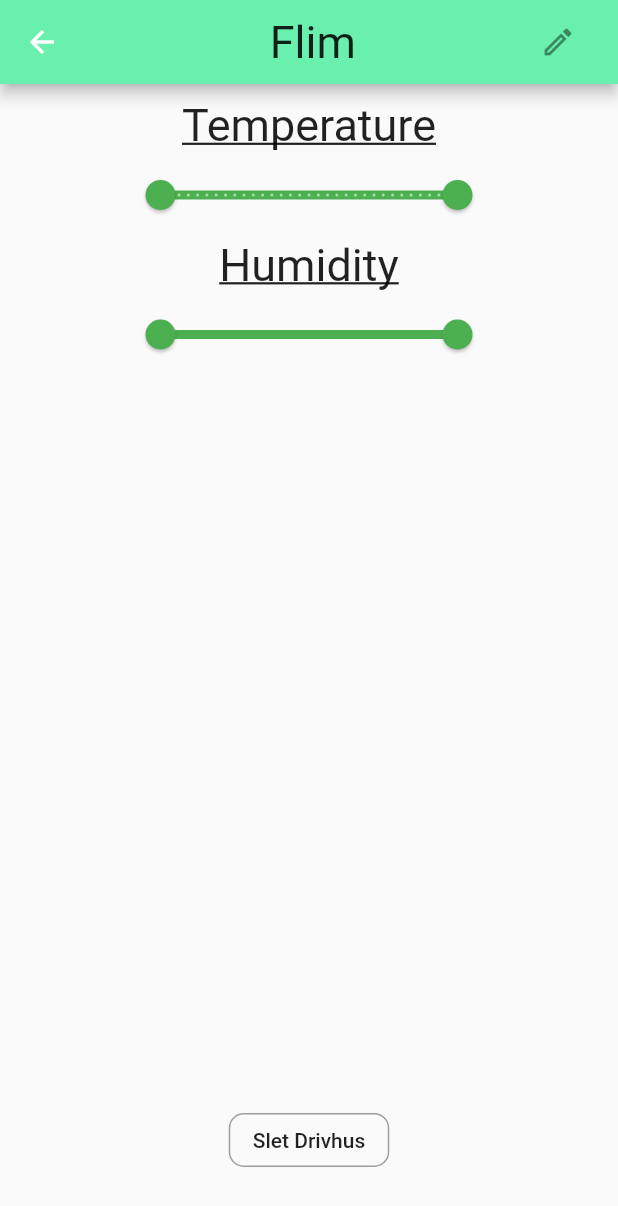
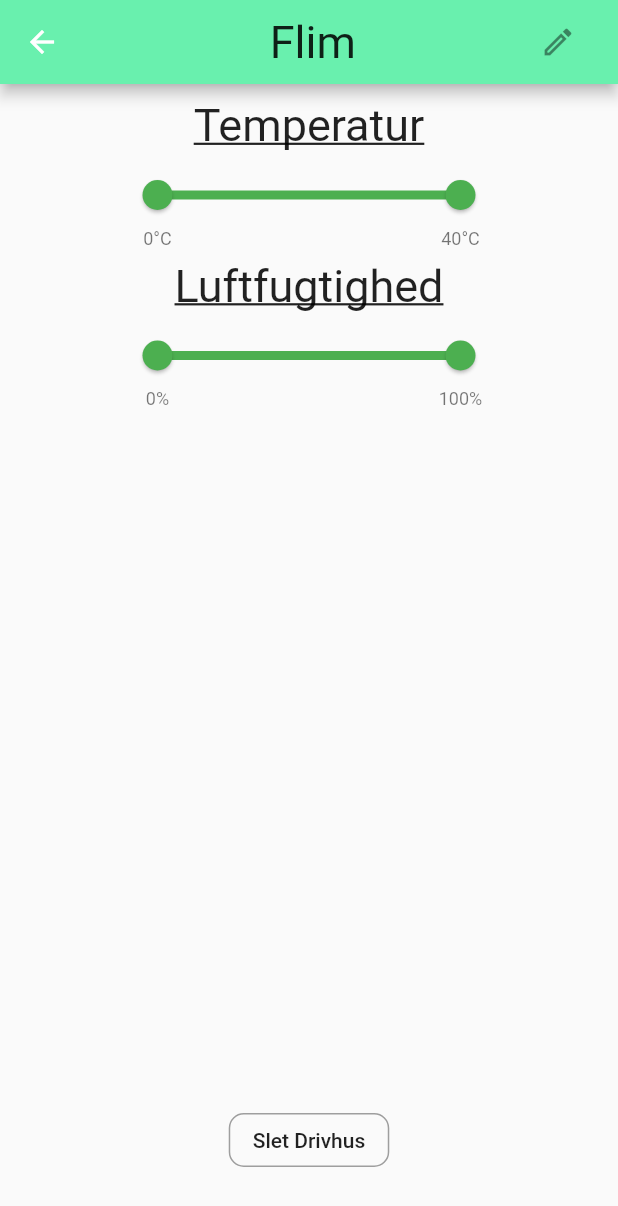
Before and after one commit to H5-BioVeg/BioVeg_App, a Flutter app: the GreenHouseScreen screen opened directly, after a tap on the "settings" icon, on a phone screen of 412 x 824 dp. Shown: the top 1206 px of the screen. Run offline on Flutter 3.47's test engine with Material 2 defaults, Android fonts, the phone set to English and light mode, and no system bars; our stand-ins replace syncfusion_flutter_sliders.

Commit message:
UI V1.0 Finished!

```diff
--- a/lib/screens/GreenHouseSettingsScreen.dart
+++ b/lib/screens/GreenHouseSettingsScreen.dart
@@ -1,5 +1,6 @@
 import 'package:bio_veg/dialogs/DeletePopUpDialog.dart';
 import 'package:flutter/material.dart';
+import 'package:syncfusion_flutter_sliders/sliders.dart';
 
 class GreenHouseSettingsScreen extends StatefulWidget {
   const GreenHouseSettingsScreen({super.key});
@@ -12,8 +13,8 @@ class GreenHouseSettingsScreen extends StatefulWidget {
 //Change this when View models have been sat up
 TextEditingController _settingsController =
     TextEditingController.fromValue(const TextEditingValue(text: 'Flim'));
-RangeValues _currentTempRange = const RangeValues(0, 40);
-RangeValues _currenthumidityRange = const RangeValues(0, 100);
+SfRangeValues _currentTempRange = const SfRangeValues(0, 40);
+SfRangeValues _currenthumidityRange = const SfRangeValues(0, 100);
 
 class _GreenHouseSettingsScreenState extends State<GreenHouseSettingsScreen> {
   @override
@@ -43,23 +44,35 @@ class _GreenHouseSettingsScreenState extends State<GreenHouseSettingsScreen> {
                         fontSize: 30,
                         decoration: TextDecoration.underline,
                       ),
-                      'Temperature'),
+                      'Temperatur'),
                   const SizedBox(height: 5),
                   SizedBox(
                     width: 250,
-                    child: RangeSlider(
+                    child: SfRangeSlider(
                       values: _currentTempRange,
+                      min: 0,
                       max: 40,
-                      divisions: 32,
-                      labels: RangeLabels(
-                        '${_currentTempRange.start.round()}C',
-                        '${_currentTempRange.end.round()}C',
-                      ),
-                      onChanged: ((RangeValues values) {
+                      interval: 1,
+                      stepSize: 1,
+                      showLabels: true,
+                      enableTooltip: true,
+                      labelFormatterCallback: (actualValue, formattedText) {
+                        if (actualValue == 0) {
+                          return '0°C';
+                        } else if (actualValue == 40) {
+                          return '40°C';
+                        }
+                        return '';
+                      },
+                      tooltipTextFormatterCallback:
+                          (actualValue, formattedText) {
+                        return '$formattedText°C';
+                      },
+                      onChanged: (values) {
                         setState(() {
                           _currentTempRange = values;
                         });
-                      }),
+                      },
                     ),
                   ),
                   const SizedBox(height: 5),
@@ -68,23 +81,35 @@ class _GreenHouseSettingsScreenState extends State<GreenHouseSettingsScreen> {
                         fontSize: 30,
                         decoration: TextDecoration.underline,
                       ),
-                      'Humidity'),
+                      'Luftfugtighed'),
                   const SizedBox(height: 5),
                   SizedBox(
                     width: 250,
-                    child: RangeSlider(
+                    child: SfRangeSlider(
                       values: _currenthumidityRange,
+                      min: 0,
                       max: 100,
-                      divisions: 50,
-                      labels: RangeLabels(
-                        '${_currenthumidityRange.start.round()}%',
-                        '${_currenthumidityRange.end.round()}%',
-                      ),
-                      onChanged: ((RangeValues values) {
+                      interval: 2,
+                      stepSize: 1,
+                      showLabels: true,
+                      enableTooltip: true,
+                      labelFormatterCallback: (actualValue, formattedText) {
+                        if (actualValue == 0) {
+                          return '0%';
+                        } else if (actualValue == 100) {
+                          return '100%';
+                        }
+                        return '';
+                      },
+                      tooltipTextFormatterCallback:
+                          (actualValue, formattedText) {
+                        return '$formattedText%';
+                      },
+                      onChanged: (values) {
                         setState(() {
                           _currenthumidityRange = values;
                         });
-                      }),
+                      },
                     ),
                   ),
                   Expanded(
--- a/lib/screens/Greenhousescreen.dart
+++ b/lib/screens/Greenhousescreen.dart
@@ -39,7 +39,7 @@ class GreenHouseScreen extends StatelessWidget {
                     mainAxisAlignment: MainAxisAlignment.center,
                     children: const [
                       Icon(Icons.wb_sunny, color: Colors.amberAccent),
-                      Text(style: TextStyle(fontSize: 20), "26*C"),
+                      Text(style: TextStyle(fontSize: 20), "26°C"),
                       SizedBox(width: 60),
                       Icon(Icons.water_drop, color: Colors.blueAccent),
                       Text(style: TextStyle(fontSize: 20), "80%"),
--- a/pubspec.yaml
+++ b/pubspec.yaml
@@ -36,6 +36,7 @@ dependencies:
   # The following adds the Cupertino Icons font to your application.
   # Use with the CupertinoIcons class for iOS style icons.
   cupertino_icons: ^1.0.2
+  syncfusion_flutter_sliders: ^20.4.53
 
 dev_dependencies:
   flutter_test:
```
Also changed, not shown: lib/screens/PlantDetailsScreen.dart (+20 -24 lines), pubspec.lock.
